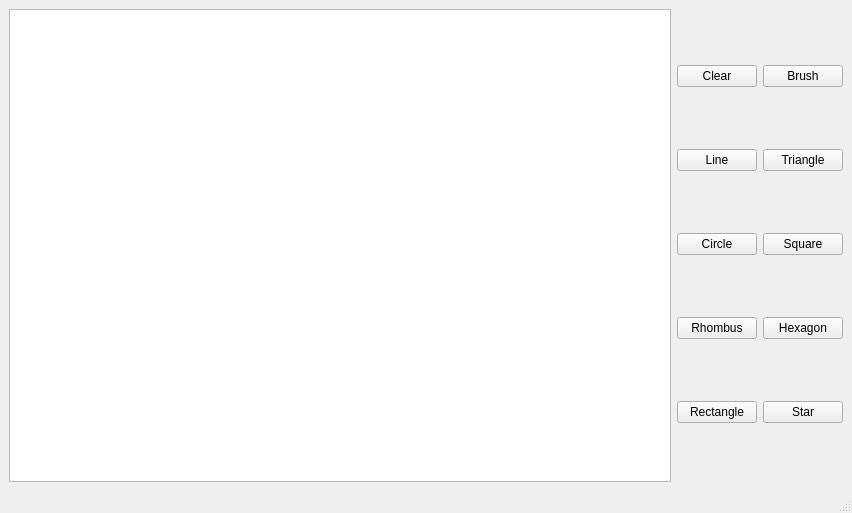
Old version of the form mainwindow.ui in the repository Vediz-antonova/Lab1_task2.
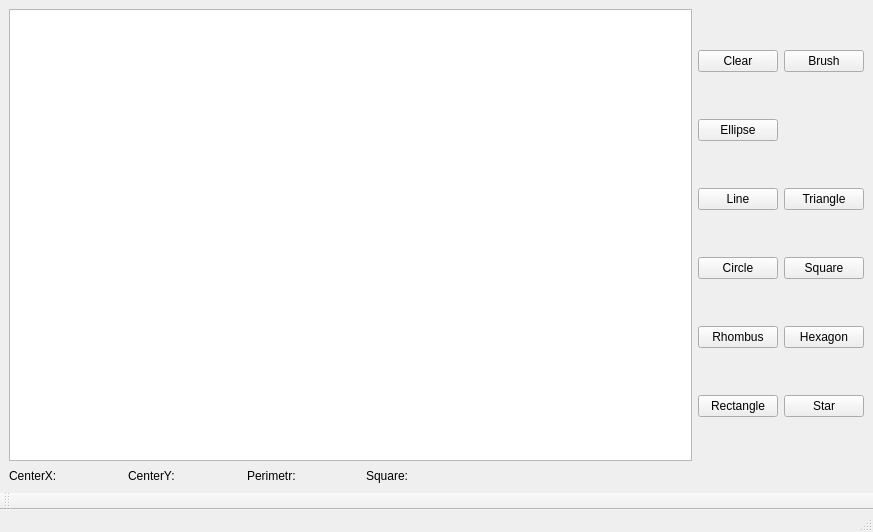
New version of the form.

Patch:
```diff
--- a/mainwindow.ui
+++ b/mainwindow.ui
@@ -6,27 +6,69 @@
    <rect>
     <x>0</x>
     <y>0</y>
-    <width>852</width>
-    <height>513</height>
+    <width>873</width>
+    <height>532</height>
    </rect>
   </property>
   <property name="windowTitle">
    <string>MainWindow</string>
   </property>
   <widget class="QWidget" name="centralwidget">
-   <layout class="QHBoxLayout" name="horizontalLayout">
-    <item>
-     <widget class="QGraphicsView" name="graphicsView"/>
+   <layout class="QGridLayout" name="gridLayout_2">
+    <item row="2" column="0">
+     <layout class="QHBoxLayout" name="horizontalLayout">
+      <item>
+       <widget class="QLabel" name="CenterX">
+        <property name="text">
+         <string>CenterX:</string>
+        </property>
+       </widget>
+      </item>
+      <item>
+       <widget class="QLabel" name="CenterY">
+        <property name="text">
+         <string>CenterY:</string>
+        </property>
+       </widget>
+      </item>
+      <item>
+       <widget class="QLabel" name="Perimetr">
+        <property name="text">
+         <string>Perimetr: </string>
+        </property>
+       </widget>
+      </item>
+      <item>
+       <widget class="QLabel" name="Square">
+        <property name="minimumSize">
+         <size>
+          <width>326</width>
+          <height>17</height>
+         </size>
+        </property>
+        <property name="text">
+         <string>Square: </string>
+        </property>
+       </widget>
+      </item>
+     </layout>
     </item>
-    <item>
+    <item row="1" column="1">
      <layout class="QGridLayout" name="gridLayout">
-      <item row="1" column="0">
+      <item row="2" column="0">
        <widget class="QPushButton" name="LineButton">
         <property name="text">
          <string>Line</string>
         </property>
        </widget>
       </item>
+      <item row="5" column="0">
+       <widget class="QPushButton" name="RectangleButton">
+        <property name="text">
+         <string>Rectangle</string>
+        </property>
+       </widget>
+      </item>
       <item row="0" column="0">
        <widget class="QPushButton" name="ClearButton">
         <property name="text">
@@ -34,55 +76,34 @@
         </property>
        </widget>
       </item>
-      <item row="2" column="0">
-       <widget class="QPushButton" name="CircleButton">
-        <property name="text">
-         <string>Circle</string>
-        </property>
-       </widget>
-      </item>
-      <item row="3" column="0">
-       <widget class="QPushButton" name="RhombusButton">
-        <property name="text">
-         <string>Rhombus</string>
-        </property>
-       </widget>
-      </item>
-      <item row="1" column="1">
-       <widget class="QPushButton" name="TriangleButton">
-        <property name="text">
-         <string>Triangle</string>
-        </property>
-       </widget>
-      </item>
       <item row="4" column="1">
-       <widget class="QPushButton" name="StarButton">
-        <property name="text">
-         <string>Star</string>
-        </property>
-       </widget>
-      </item>
-      <item row="2" column="1">
-       <widget class="QPushButton" name="SquareButton">
-        <property name="text">
-         <string>Square</string>
-        </property>
-       </widget>
-      </item>
-      <item row="4" column="0">
-       <widget class="QPushButton" name="RectangleButton">
-        <property name="text">
-         <string>Rectangle</string>
-        </property>
-       </widget>
-      </item>
-      <item row="3" column="1">
        <widget class="QPushButton" name="HexagonButton">
         <property name="text">
          <string>Hexagon</string>
         </property>
        </widget>
       </item>
+      <item row="3" column="1">
+       <widget class="QPushButton" name="SquareButton">
+        <property name="text">
+         <string>Square</string>
+        </property>
+       </widget>
+      </item>
+      <item row="5" column="1">
+       <widget class="QPushButton" name="StarButton">
+        <property name="text">
+         <string>Star</string>
+        </property>
+       </widget>
+      </item>
+      <item row="3" column="0">
+       <widget class="QPushButton" name="CircleButton">
+        <property name="text">
+         <string>Circle</string>
+        </property>
+       </widget>
+      </item>
       <item row="0" column="1">
        <widget class="QPushButton" name="BrushButton">
         <property name="text">
@@ -90,8 +111,32 @@
         </property>
        </widget>
       </item>
+      <item row="4" column="0">
+       <widget class="QPushButton" name="RhombusButton">
+        <property name="text">
+         <string>Rhombus</string>
+        </property>
+       </widget>
+      </item>
+      <item row="2" column="1">
+       <widget class="QPushButton" name="TriangleButton">
+        <property name="text">
+         <string>Triangle</string>
+        </property>
+       </widget>
+      </item>
+      <item row="1" column="0">
+       <widget class="QPushButton" name="EllipseButton">
+        <property name="text">
+         <string>Ellipse</string>
+        </property>
+       </widget>
+      </item>
      </layout>
     </item>
+    <item row="1" column="0">
+     <widget class="QGraphicsView" name="graphicsView"/>
+    </item>
    </layout>
   </widget>
   <widget class="QMenuBar" name="menubar">
@@ -105,6 +150,17 @@
    </property>
   </widget>
   <widget class="QStatusBar" name="statusbar"/>
+  <widget class="QToolBar" name="toolBar">
+   <property name="windowTitle">
+    <string>toolBar</string>
+   </property>
+   <attribute name="toolBarArea">
+    <enum>BottomToolBarArea</enum>
+   </attribute>
+   <attribute name="toolBarBreak">
+    <bool>false</bool>
+   </attribute>
+  </widget>
  </widget>
  <resources/>
  <connections/>
```
Left out of the diff: 2 changed lines with no effect on the pictures.
